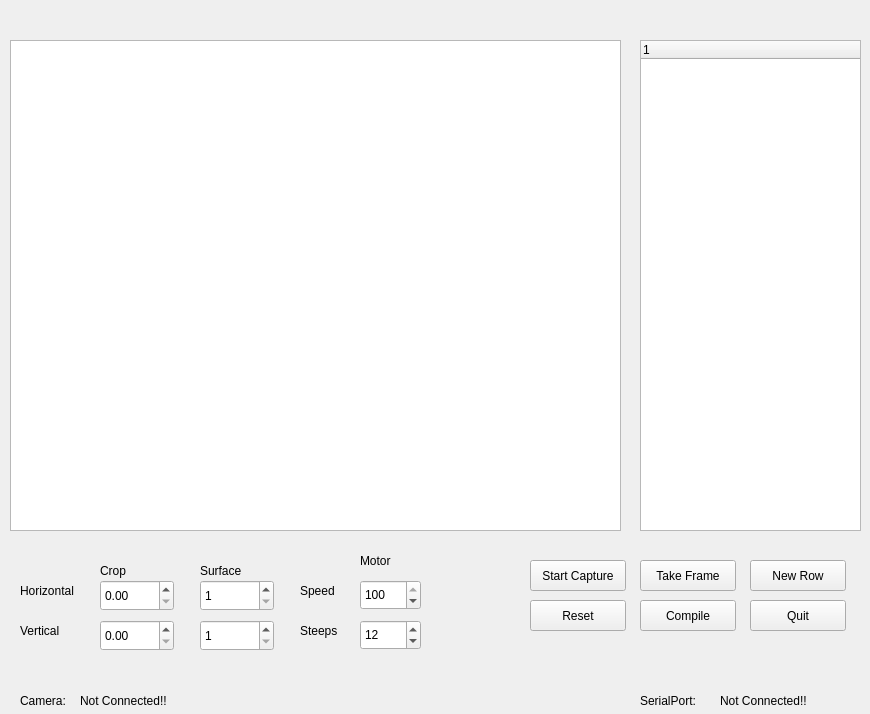
TurBoss/TurBoCapture3000, file turbocapture.ui: the form before one commit.
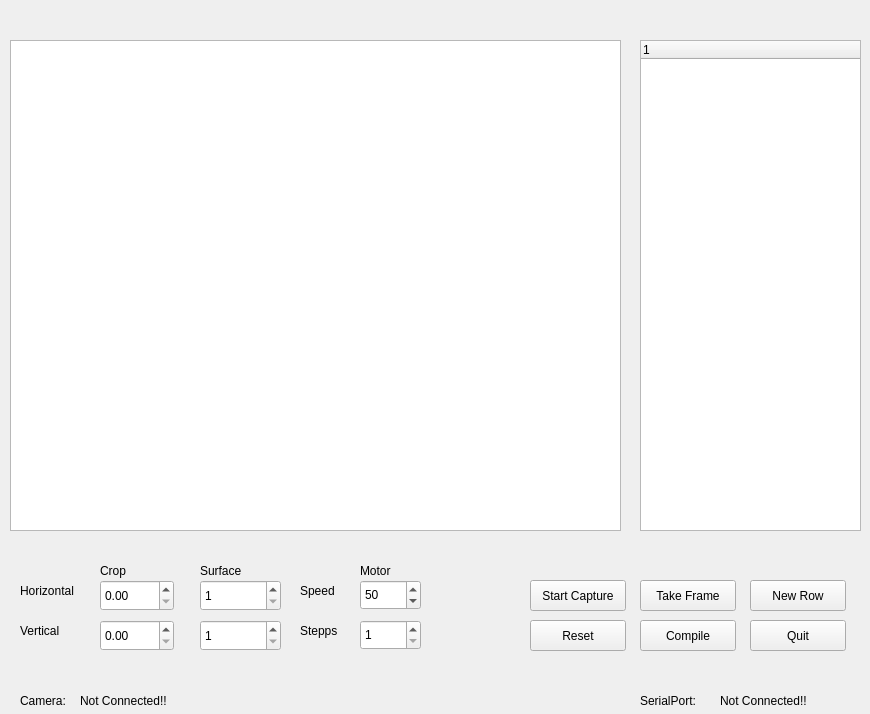
The form after the commit.

```diff
--- a/turbocapture.ui
+++ b/turbocapture.ui
@@ -34,7 +34,7 @@
     <property name="geometry">
      <rect>
       <x>750</x>
-      <y>600</y>
+      <y>620</y>
       <width>96</width>
       <height>31</height>
      </rect>
@@ -105,7 +105,7 @@
     <property name="geometry">
      <rect>
       <x>640</x>
-      <y>560</y>
+      <y>580</y>
       <width>96</width>
       <height>31</height>
      </rect>
@@ -133,7 +133,7 @@
     <property name="geometry">
      <rect>
       <x>640</x>
-      <y>600</y>
+      <y>620</y>
       <width>96</width>
       <height>31</height>
      </rect>
@@ -146,7 +146,7 @@
     <property name="geometry">
      <rect>
       <x>750</x>
-      <y>560</y>
+      <y>580</y>
       <width>96</width>
       <height>31</height>
      </rect>
@@ -160,7 +160,7 @@
      <rect>
       <x>200</x>
       <y>620</y>
-      <width>74</width>
+      <width>81</width>
       <height>31</height>
      </rect>
     </property>
@@ -168,7 +168,7 @@
      <number>1</number>
     </property>
     <property name="maximum">
-     <number>999</number>
+     <number>9999</number>
     </property>
    </widget>
    <widget class="QSpinBox" name="horizontalSurfaceSpinBox">
@@ -176,7 +176,7 @@
      <rect>
       <x>200</x>
       <y>580</y>
-      <width>74</width>
+      <width>81</width>
       <height>31</height>
      </rect>
     </property>
@@ -184,7 +184,7 @@
      <number>1</number>
     </property>
     <property name="maximum">
-     <number>999</number>
+     <number>9999</number>
     </property>
    </widget>
    <widget class="QLabel" name="cropLabel">
@@ -192,7 +192,7 @@
      <rect>
       <x>100</x>
       <y>560</y>
-      <width>66</width>
+      <width>71</width>
       <height>21</height>
      </rect>
     </property>
@@ -205,7 +205,7 @@
      <rect>
       <x>200</x>
       <y>560</y>
-      <width>66</width>
+      <width>81</width>
       <height>21</height>
      </rect>
     </property>
@@ -217,7 +217,7 @@
     <property name="geometry">
      <rect>
       <x>530</x>
-      <y>560</y>
+      <y>580</y>
       <width>96</width>
       <height>31</height>
      </rect>
@@ -230,7 +230,7 @@
     <property name="geometry">
      <rect>
       <x>530</x>
-      <y>600</y>
+      <y>620</y>
       <width>96</width>
       <height>31</height>
      </rect>
@@ -307,7 +307,7 @@
      <number>100</number>
     </property>
     <property name="value">
-     <number>100</number>
+     <number>50</number>
     </property>
    </widget>
    <widget class="QLabel" name="label">
@@ -327,8 +327,8 @@
     <property name="geometry">
      <rect>
       <x>360</x>
-      <y>550</y>
-      <width>66</width>
+      <y>560</y>
+      <width>61</width>
       <height>21</height>
      </rect>
     </property>
@@ -346,7 +346,7 @@
      </rect>
     </property>
     <property name="text">
-     <string>Steeps</string>
+     <string>Stepps</string>
     </property>
    </widget>
    <widget class="QSpinBox" name="steepsSpinBox">
@@ -358,11 +358,14 @@
       <height>30</height>
      </rect>
     </property>
+    <property name="minimum">
+     <number>1</number>
+    </property>
     <property name="maximum">
      <number>100</number>
     </property>
     <property name="value">
-     <number>12</number>
+     <number>1</number>
     </property>
    </widget>
    <zorder>horizontalSpinBox</zorder>
```
Left out of the diff: 4 changed lines with no effect on the pictures.
